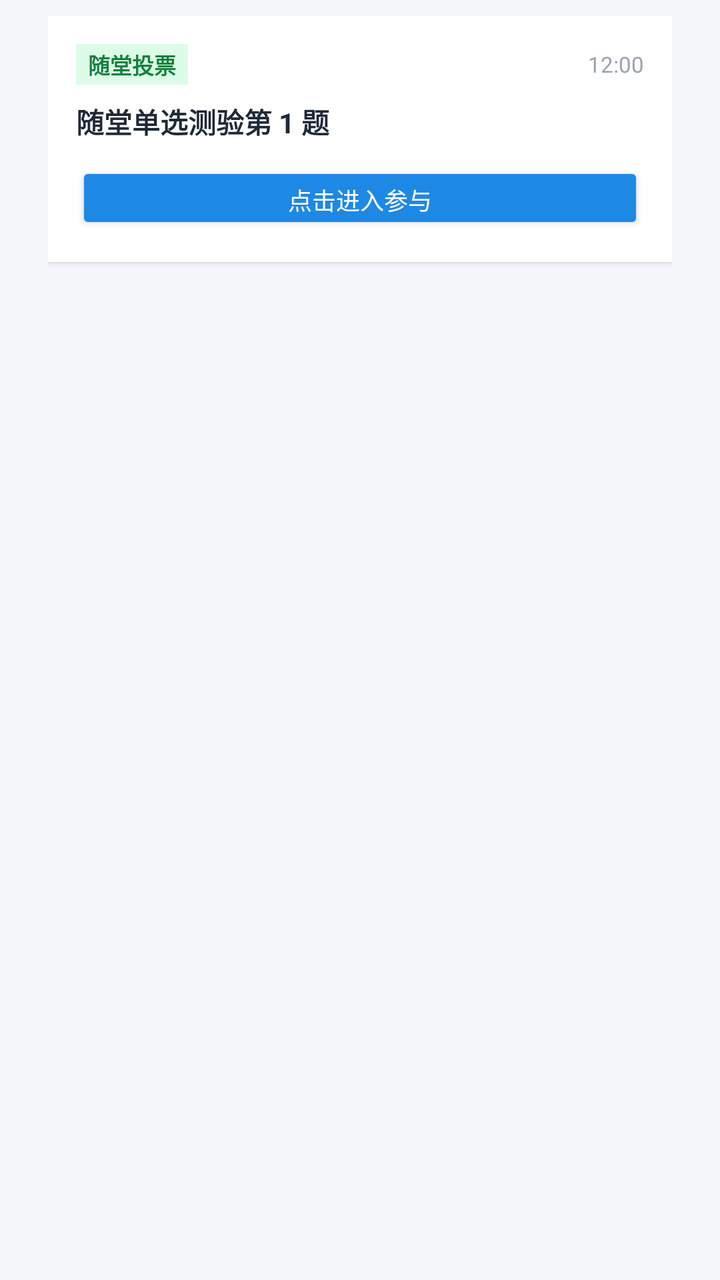
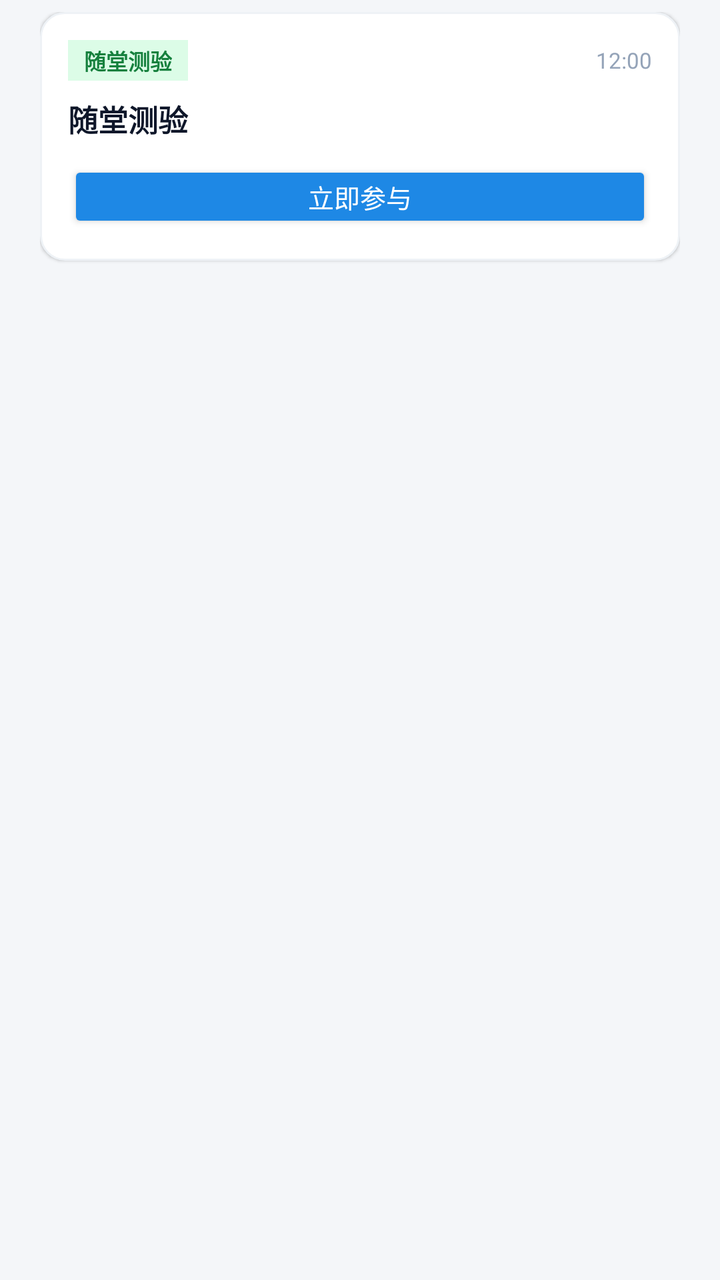

Compare the two renders of this Android layout. The source of the first and the diff that turns it into the second are given below.
<!-- AndroidManifest.xml: application theme Theme.CampusChat -->
<!-- res/layout/item_chat_card.xml -->
<?xml version="1.0" encoding="utf-8"?>
<LinearLayout
    xmlns:android="http://schemas.android.com/apk/res/android"
    android:layout_width="match_parent"
    android:layout_height="wrap_content"
    android:gravity="center_horizontal"
    android:orientation="vertical"
    android:paddingStart="24dp"
    android:paddingTop="8dp"
    android:paddingEnd="24dp"
    android:paddingBottom="8dp">

    <LinearLayout
        android:id="@+id/layoutCardContent"
        android:layout_width="match_parent"
        android:layout_height="wrap_content"
        android:background="#FFFFFF"
        android:elevation="2dp"
        android:orientation="vertical"
        android:padding="14dp">

        <LinearLayout
            android:layout_width="match_parent"
            android:layout_height="wrap_content"
            android:gravity="center_vertical"
            android:orientation="horizontal">

            <TextView
                android:id="@+id/tvCardBadge"
                android:layout_width="wrap_content"
                android:layout_height="wrap_content"
                android:background="#DCFCE7"
                android:paddingStart="6dp"
                android:paddingTop="2dp"
                android:paddingEnd="6dp"
                android:paddingBottom="2dp"
                android:text="随堂投票"
                android:textColor="#15803D"
                android:textSize="11sp"
                android:textStyle="bold" />

            <TextView
                android:id="@+id/tvCardTime"
                android:layout_width="0dp"
                android:layout_height="wrap_content"
                android:layout_weight="1"
                android:gravity="end"
                android:text="12:00"
                android:textColor="#9CA3AF"
                android:textSize="11sp" />
        </LinearLayout>

        <TextView
            android:id="@+id/tvCardTitle"
            android:layout_width="match_parent"
            android:layout_height="wrap_content"
            android:layout_marginTop="8dp"
            android:text="随堂单选测验第 1 题"
            android:textColor="#1F2937"
            android:textSize="14sp"
            android:textStyle="bold" />

        <Button
            android:id="@+id/btnEnterCardAction"
            android:layout_width="match_parent"
            android:layout_height="36dp"
            android:layout_marginTop="10dp"
            android:backgroundTint="#1E88E5"
            android:text="点击进入参与"
            android:textColor="#FFFFFF"
            android:textSize="12sp" />
    </LinearLayout>

</LinearLayout>
<!-- resources referenced by this layout -->
<resources>
  <style name="Theme.CampusChat" parent="Theme.AppCompat.Light.NoActionBar">
          
          <item name="colorPrimary">@color/brand_primary</item>
          <item name="colorPrimaryDark">@color/brand_primary_dark</item>
          <item name="colorAccent">@color/brand_accent</item>
  
          
          <item name="android:windowBackground">@color/app_background</item>
  
          
          <item name="android:statusBarColor">@color/white</item>
  
          
          <item name="android:windowLightStatusBar">true</item>
      </style>
  <color name="brand_primary">#1E88E5</color>
  <color name="brand_primary_dark">#1565C0</color>
  <color name="brand_accent">#00ACC1</color>
  <color name="app_background">#F4F6F9</color>
  <color name="white">#FFFFFFFF</color>
</resources>

<!-- the commit's change to res/layout/item_chat_card.xml (unified diff, before → after) -->
@@ -5,17 +5,17 @@
     android:layout_height="wrap_content"
     android:gravity="center_horizontal"
     android:orientation="vertical"
-    android:paddingStart="24dp"
-    android:paddingTop="8dp"
-    android:paddingEnd="24dp"
-    android:paddingBottom="8dp">
+    android:paddingStart="20dp"
+    android:paddingTop="6dp"
+    android:paddingEnd="20dp"
+    android:paddingBottom="6dp">
 
     <LinearLayout
         android:id="@+id/layoutCardContent"
         android:layout_width="match_parent"
         android:layout_height="wrap_content"
-        android:background="#FFFFFF"
-        android:elevation="2dp"
+        android:background="@drawable/bg_card_surface"
+        android:elevation="1dp"
         android:orientation="vertical"
         android:padding="14dp">
 
@@ -30,11 +30,11 @@
                 android:layout_width="wrap_content"
                 android:layout_height="wrap_content"
                 android:background="#DCFCE7"
-                android:paddingStart="6dp"
+                android:paddingStart="8dp"
                 android:paddingTop="2dp"
-                android:paddingEnd="6dp"
+                android:paddingEnd="8dp"
                 android:paddingBottom="2dp"
-                android:text="随堂投票"
+                android:text="随堂测验"
                 android:textColor="#15803D"
                 android:textSize="11sp"
                 android:textStyle="bold" />
@@ -46,7 +46,7 @@
                 android:layout_weight="1"
                 android:gravity="end"
                 android:text="12:00"
-                android:textColor="#9CA3AF"
+                android:textColor="#94A3B8"
                 android:textSize="11sp" />
         </LinearLayout>
 
@@ -55,9 +55,9 @@
             android:layout_width="match_parent"
             android:layout_height="wrap_content"
             android:layout_marginTop="8dp"
-            android:text="随堂单选测验第 1 题"
-            android:textColor="#1F2937"
-            android:textSize="14sp"
+            android:text="随堂测验"
+            android:textColor="#0F172A"
+            android:textSize="15sp"
             android:textStyle="bold" />
 
         <Button
@@ -65,10 +65,16 @@
             android:layout_width="match_parent"
             android:layout_height="36dp"
             android:layout_marginTop="10dp"
+            android:minHeight="0dp"
+            android:insetTop="0dp"
+            android:insetBottom="0dp"
+            android:paddingTop="0dp"
+            android:paddingBottom="0dp"
+            android:gravity="center"
             android:backgroundTint="#1E88E5"
-            android:text="点击进入参与"
+            android:text="立即参与"
             android:textColor="#FFFFFF"
-            android:textSize="12sp" />
+            android:textSize="13sp" />
     </LinearLayout>
 
 </LinearLayout>
<!-- resource entries referenced after the edit -->
@@ -1,5 +1,13 @@
 <!-- resources referenced by this layout -->
 <resources>
+  <!-- drawable bg_card_surface (drawable) -->
+  <?xml version="1.0" encoding="utf-8"?>
+  <shape xmlns:android="http://schemas.android.com/apk/res/android"
+      android:shape="rectangle">
+      <solid android:color="#FFFFFF" />
+      <stroke android:width="1dp" android:color="#EEF2F6" />
+      <corners android:radius="12dp" />
+  </shape>
   <style name="Theme.CampusChat" parent="Theme.AppCompat.Light.NoActionBar">
           
           <item name="colorPrimary">@color/brand_primary</item>
